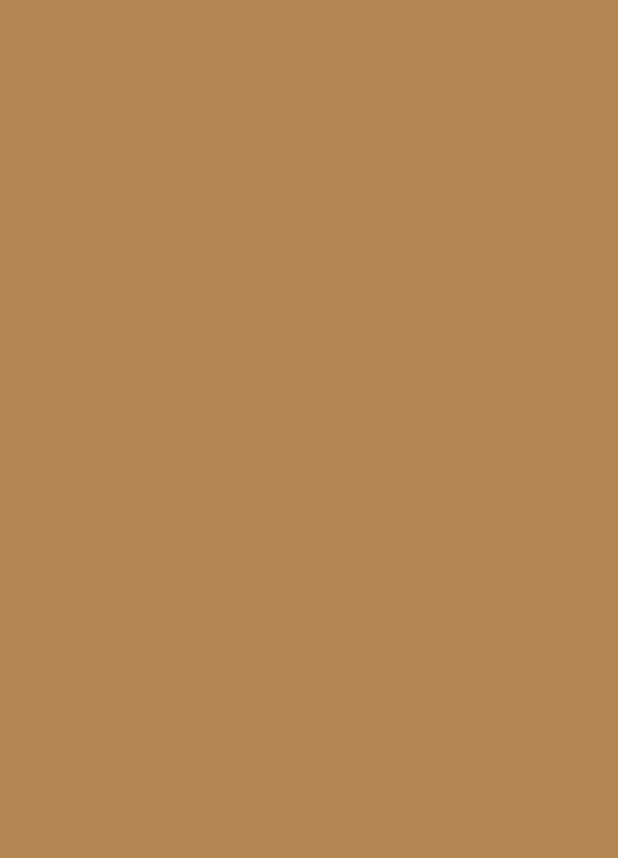
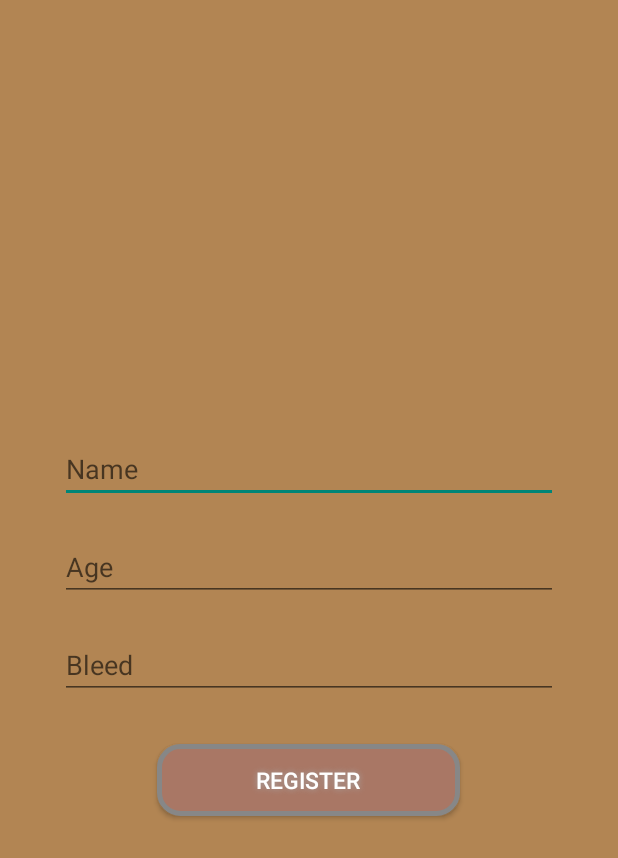
Before and after one commit to jaydder/PetCRUDKotlin, an Android app: the RegisterActivity screen opened directly, with no data from a screen before it, on a phone screen of 412 x 824 dp. Before the commit the part shown is empty. Shown: the top 858 px of the screen. Run offline under Robolectric (Android 15) with nearby library versions, the phone set to English and light mode, and no system bars.

Commit message:
(Feat) Added Register PET

```diff
--- a/app/src/main/java/com/example/petkoltin/activities/RegisterActivity.kt
+++ b/app/src/main/java/com/example/petkoltin/activities/RegisterActivity.kt
@@ -1,11 +1,13 @@
 package com.example.petkoltin.activities
 
 import android.os.Bundle
+import android.widget.Button
+import android.widget.EditText
 import androidx.activity.enableEdgeToEdge
 import androidx.appcompat.app.AppCompatActivity
-import androidx.core.view.ViewCompat
-import androidx.core.view.WindowInsetsCompat
 import com.example.petkoltin.R
+import model.Pet
+import service.PetService
 
 class RegisterActivity : AppCompatActivity() {
     override fun onCreate(savedInstanceState: Bundle?) {
@@ -13,6 +15,44 @@ class RegisterActivity : AppCompatActivity() {
         enableEdgeToEdge()
         setContentView(R.layout.activity_register)
 
+        val name: EditText = findViewById(R.id.registerName);
+        val age: EditText = findViewById(R.id.registerAge);
+        val bleed: EditText = findViewById(R.id.registerBleed);
+        val btnRegister: Button = findViewById(R.id.btn_register);
 
+        checkFields();
+        btnRegister.setOnClickListener {
+            val pet = Pet(name.text.toString(), age.text.toString().toInt(), bleed.text.toString());
+            val petService = PetService(applicationContext);
+            petService.create(pet);
+            finish();
+        }
+    }
+    private fun checkFields() {
+        val name: EditText = findViewById(R.id.registerName);
+        val age: EditText = findViewById(R.id.registerAge);
+        val bleed: EditText = findViewById(R.id.registerBleed);
+
+        name.setOnFocusChangeListener { v, hasFocus ->
+            if (!hasFocus) {
+                if (name.text.isEmpty()) {
+                    name.error = "Name is required"
+                }
+            }
+        }
+        age.setOnFocusChangeListener { v, hasFocus ->
+            if (!hasFocus) {
+                if (age.text.isEmpty()) {
+                    age.error = "Age is required"
+                }
+            }
+        }
+        bleed.setOnFocusChangeListener { v, hasFocus ->
+            if (!hasFocus) {
+                if (bleed.text.isEmpty()) {
+                    bleed.error = "Bleed is required"
+                }
+            }
+        }
     }
 }
--- a/app/src/main/res/layout/activity_register.xml
+++ b/app/src/main/res/layout/activity_register.xml
@@ -7,4 +7,58 @@
     android:layout_height="match_parent"
     tools:context=".activities.RegisterActivity">
 
+    <LinearLayout
+        android:layout_width="match_parent"
+        android:layout_height="match_parent"
+        android:orientation="vertical"
+        app:layout_constraintBottom_toBottomOf="parent"
+        app:layout_constraintEnd_toEndOf="parent"
+        android:gravity="center"
+        android:padding="30sp"
+        app:layout_constraintHorizontal_bias="0.0"
+        app:layout_constraintStart_toStartOf="parent"
+        app:layout_constraintTop_toTopOf="parent">
+
+
+        <EditText
+            android:id="@+id/registerName"
+            android:layout_width="match_parent"
+            android:layout_height="wrap_content"
+            android:ems="10"
+            android:layout_margin="10dp"
+            android:hint="Name"
+            android:inputType="text" />
+
+        <EditText
+            android:id="@+id/registerAge"
+            android:layout_width="match_parent"
+            android:layout_height="wrap_content"
+            android:layout_margin="10dp"
+            android:ems="10"
+            android:hint="Age"
+            android:inputType="text" />
+
+        <EditText
+            android:id="@+id/registerBleed"
+            android:layout_width="match_parent"
+            android:layout_height="wrap_content"
+            android:layout_margin="10dp"
+            android:ems="10"
+            android:hint="Bleed"
+            android:inputType="text" />
+
+        <Button
+            android:id="@+id/btn_register"
+            android:layout_width="wrap_content"
+            android:layout_height="wrap_content"
+            android:background="@drawable/button_shape"
+            android:shadowColor="#A8A8A8"
+            android:shadowDx="0"
+            android:shadowDy="0"
+            android:layout_marginTop="20dp"
+            android:shadowRadius="5"
+            android:textColor="#FFFFFF"
+            android:textSize="15sp"
+            android:text="Register" />
+    </LinearLayout>
 </androidx.constraintlayout.widget.ConstraintLayout>
```
Also changed, not shown: app/src/main/java/Repository/PetRepository.kt (+5 -2 lines), app/src/main/java/model/Pet.kt (+3 -4 lines), app/src/main/java/service/PetService.kt (+9 -3 lines).
